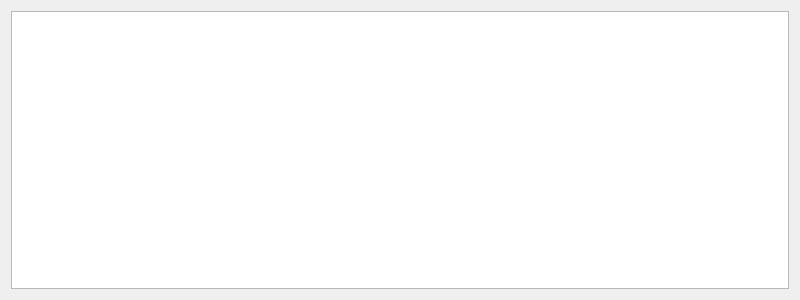
The window that live_output_widget.ui (Ulaaka/MoneyApp) describes before a commit, drawn with Qt 5.
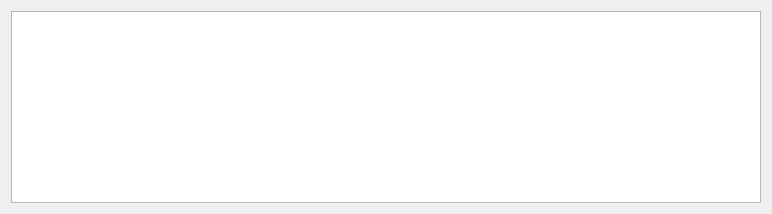
The same window after the commit.

What changed in the file:
```diff
--- a/live_output_widget.ui
+++ b/live_output_widget.ui
@@ -2,31 +2,41 @@
 <ui version="4.0">
  <class>Form</class>
  <widget class="QWidget" name="Form">
-  <property name="geometry">
-   <rect>
-    <x>0</x>
-    <y>0</y>
-    <width>800</width>
-    <height>300</height>
-   </rect>
-  </property>
   <property name="sizePolicy">
    <sizepolicy hsizetype="Expanding" vsizetype="Expanding">
     <horstretch>0</horstretch>
     <verstretch>0</verstretch>
    </sizepolicy>
   </property>
+  <property name="minimumSize">
+   <size>
+    <width>750</width>
+    <height>0</height>
+   </size>
+  </property>
   <property name="windowTitle">
    <string>Form</string>
   </property>
   <layout class="QVBoxLayout" name="verticalLayout">
    <item>
-    <widget class="QTextEdit" name="textEdit">
-     <property name="lineWrapMode">
-      <enum>QTextEdit::LineWrapMode::NoWrap</enum>
+    <widget class="QTextBrowser" name="textBrowser">
+     <property name="sizePolicy">
+      <sizepolicy hsizetype="Preferred" vsizetype="Preferred">
+       <horstretch>0</horstretch>
+       <verstretch>0</verstretch>
+      </sizepolicy>
      </property>
-     <property name="readOnly">
-      <bool>true</bool>
+     <property name="minimumSize">
+      <size>
+       <width>750</width>
+       <height>0</height>
+      </size>
+     </property>
+     <property name="maximumSize">
+      <size>
+       <width>16777215</width>
+       <height>16777215</height>
+      </size>
      </property>
     </widget>
    </item>
```
